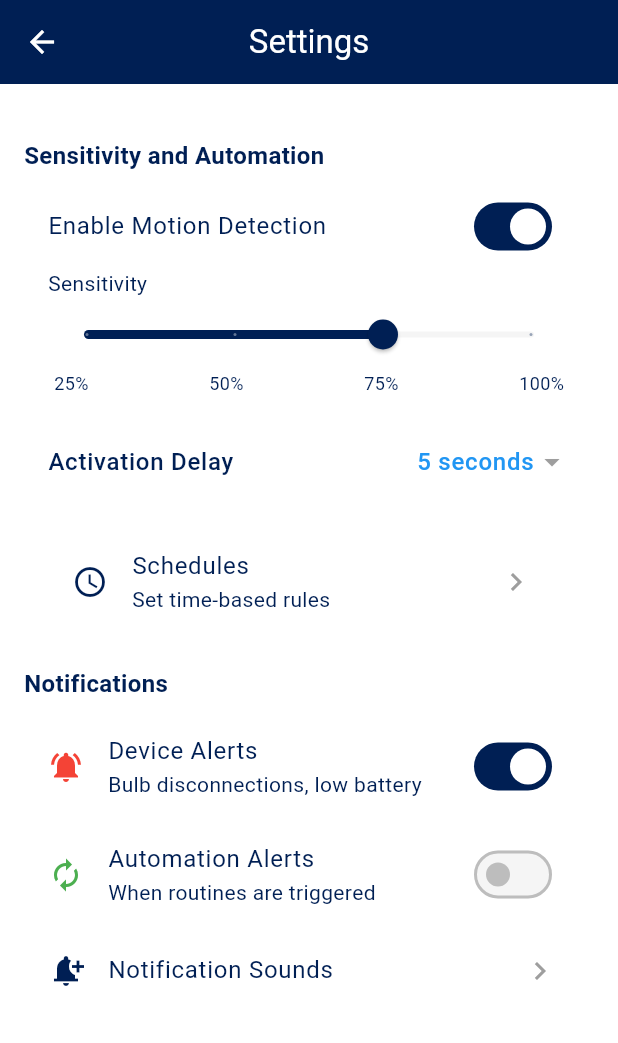
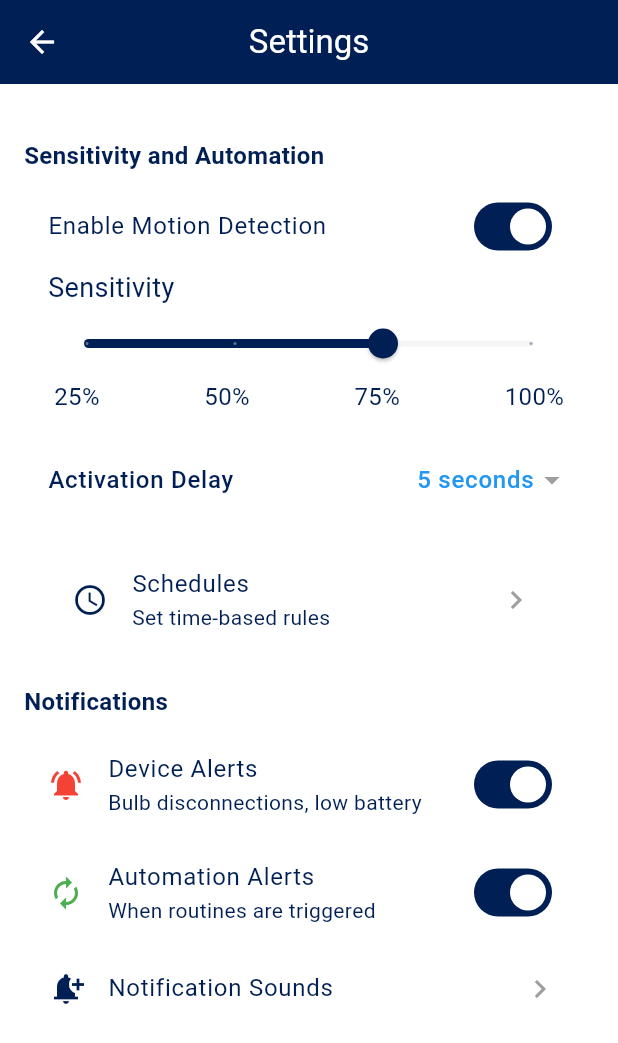
Before and after one commit to TheoAssan/sgt, a Flutter app: the Sidebar widget shown alone on an empty page, opened directly, after a tap on "Settings", on a phone screen of 412 x 824 dp. Shown: the top 1043 px of the screen. Run offline on Flutter 3.47's test engine with Material 3 defaults, Android fonts, the phone set to English and light mode, and no system bars; our stand-ins replace animated_splash_screen, icons_plus, lottie.

Commit message:
ROG commit 2

```diff
--- a/lib/settings.dart
+++ b/lib/settings.dart
@@ -1,6 +1,8 @@
 import 'package:flutter/material.dart';
 
 class SettingsPage extends StatefulWidget {
+  const SettingsPage({super.key});
+
   @override
   _SettingsPageState createState() => _SettingsPageState();
 }
@@ -9,7 +11,7 @@ class _SettingsPageState extends State<SettingsPage> {
   // State variables for toggle switches
   bool _motionDetectionEnabled = true;
   bool _deviceAlertsEnabled = true;
-  bool _automationAlertsEnabled = false;
+  bool _automationAlertsEnabled = true;
 
   // State variables for sliders and dropdown
   double _sensitivity = 75.0;
@@ -94,7 +96,7 @@ class _SettingsPageState extends State<SettingsPage> {
     return Column(
       crossAxisAlignment: CrossAxisAlignment.start,
       children: [
-        Text('Sensitivity', style: TextStyle(fontSize: 14)),
+        Text('Sensitivity', style: TextStyle(fontSize: 18)),
         Slider(
           value: _sensitivity,
           min: 25,
@@ -112,10 +114,10 @@ class _SettingsPageState extends State<SettingsPage> {
           child: Row(
             mainAxisAlignment: MainAxisAlignment.spaceBetween,
             children: [
-              Text('25%', style: TextStyle(fontSize: 12)),
-              Text('50%', style: TextStyle(fontSize: 12)),
-              Text('75%', style: TextStyle(fontSize: 12)),
-              Text('100%', style: TextStyle(fontSize: 12)),
+              Text('25%', style: TextStyle(fontSize: 16)),
+              Text('50%', style: TextStyle(fontSize: 16)),
+              Text('75%', style: TextStyle(fontSize: 16)),
+              Text('100%', style: TextStyle(fontSize: 16)),
             ],
           ),
         ),
--- a/lib/sidebar.dart
+++ b/lib/sidebar.dart
@@ -79,14 +79,41 @@ class Sidebar extends StatelessWidget {
               ],
             ),
           ),
-          Divider(),
-          ListTile(
-            leading: Icon(Icons.logout, color: Colors.red),
-            title: Text('Log Out', style: TextStyle(color: Colors.red)),
-            onTap: () {
-              // TODO: Add log out functionality
-              Navigator.pop(context);
-            },
+          const Divider(
+            height: 1,
+            thickness: 1,
+            indent: 16,
+            endIndent: 16,
+          ),
+          Padding(
+            padding: const EdgeInsets.only(bottom: 48.0), // Increased bottom padding to move Log Out higher
+            child: ListTile(
+              leading: Icon(Icons.logout, color: Colors.red),
+              title: Text('Log Out', style: TextStyle(color: Colors.red)),
+              onTap: () async {
+                final shouldLogout = await showDialog<bool>(
+                  context: context,
+                  builder: (context) => AlertDialog(
+                    title: Text('Log Out'),
+                    content: Text('Are you sure you want to log out?'),
+                    actions: [
+                      TextButton(
+                        onPressed: () => Navigator.of(context).pop(false),
+                        child: Text('Cancel'),
+                      ),
+                      TextButton(
+                        onPressed: () => Navigator.of(context).pop(true),
+                        child: Text('Log Out', style: TextStyle(color: Colors.red)),
+                      ),
+                    ],
+                  ),
+                );
+                if (shouldLogout == true) {
+                  Navigator.of(context).pop(); // Close drawer
+                  Navigator.of(context).pushReplacementNamed('/login');
+                }
+              },
+            ),
           ),
         ],
       ),
```
Also changed, not shown: lib/home.dart (+19 -21 lines).
